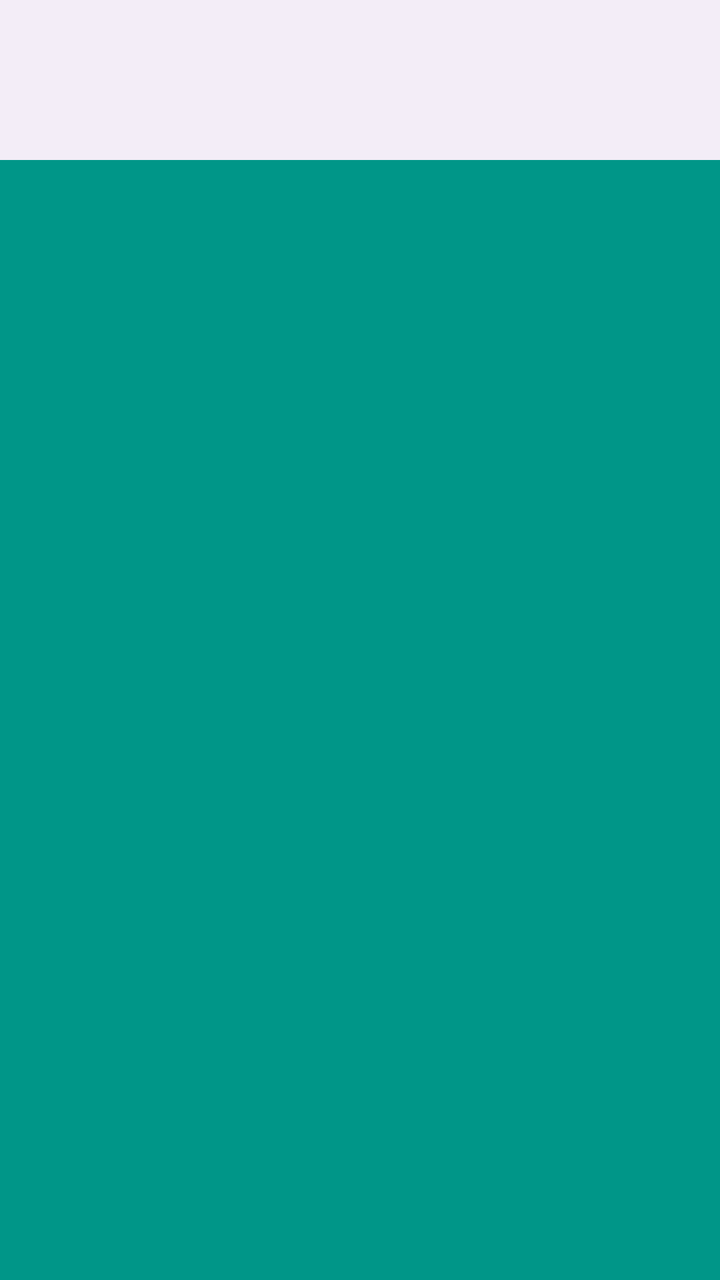
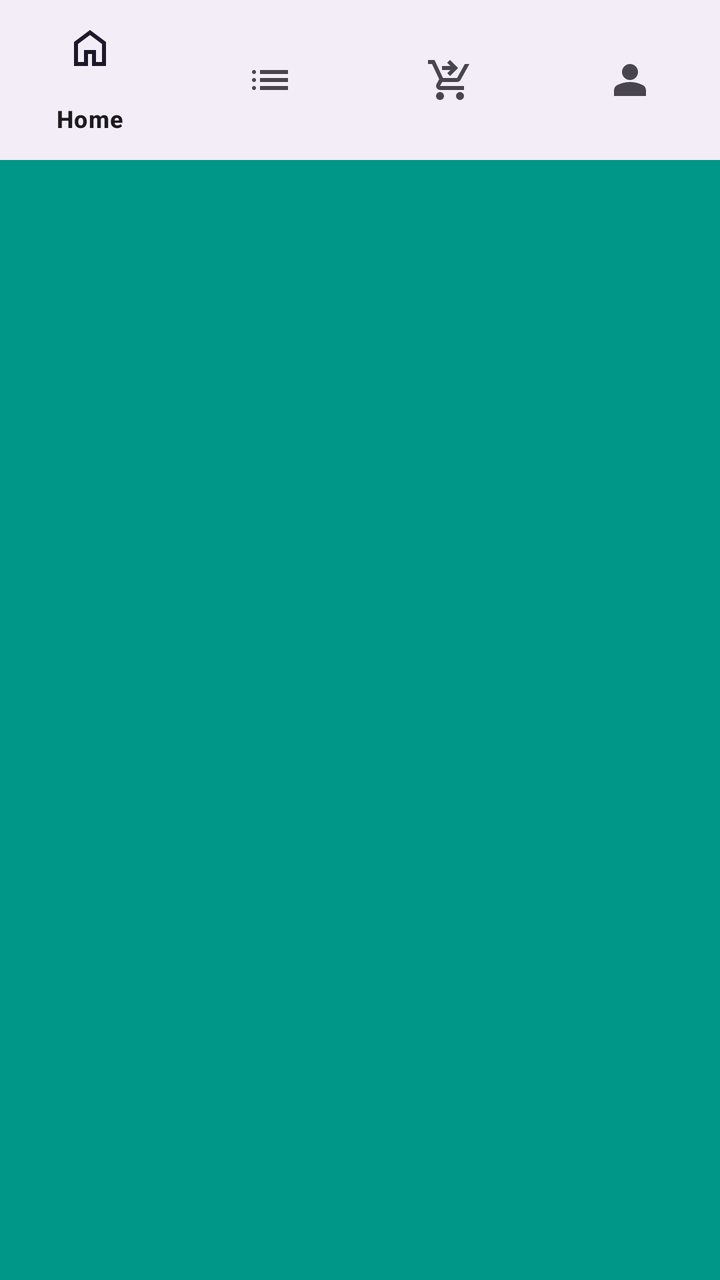

Before-and-after screenshots of an Android layout around one commit, followed by the original layout XML and the change that was made.
<!-- AndroidManifest.xml: application theme Theme.EShop -->
<!-- res/layout/activity_main.xml -->
<?xml version="1.0" encoding="utf-8"?>
<androidx.drawerlayout.widget.DrawerLayout xmlns:android="http://schemas.android.com/apk/res/android"
    xmlns:app="http://schemas.android.com/apk/res-auto"
    xmlns:tools="http://schemas.android.com/tools"
    android:id="@+id/drawerLayout"
    android:layout_width="match_parent"
    android:layout_height="match_parent"
    tools:context=".activity.MainActivity">

    <LinearLayout
        android:layout_width="match_parent"
        android:layout_height="match_parent"
        android:background="#009688"
        android:orientation="vertical">

        <com.google.android.material.bottomnavigation.BottomNavigationView
            android:layout_width="match_parent"
            android:layout_height="wrap_content"
            />

    </LinearLayout>

    <com.google.android.material.navigation.NavigationView
        android:layout_width="match_parent"
        android:layout_height="match_parent"
        android:layout_gravity="start"
        app:headerLayout="@layout/side_nav_header"
        app:menu="@menu/side_nav_menu"
        app:itemIconTint="@color/nav_item_colors"
        app:itemIconSize="25dp"
        />

    


</androidx.drawerlayout.widget.DrawerLayout>
<!-- res/layout/side_nav_header.xml (included above) -->
<?xml version="1.0" encoding="utf-8"?>
<FrameLayout xmlns:android="http://schemas.android.com/apk/res/android"
    xmlns:tools="http://schemas.android.com/tools"
    android:layout_width="match_parent"
    android:layout_height="match_parent">

    <ImageView
        android:layout_width="100dp"
        android:layout_height="100dp"
        android:layout_gravity="bottom"
        android:layout_margin="20dp"
        tools:srcCompact="@tools:sample/avatars"/>

    <TextView
        android:layout_width="wrap_content"
        android:layout_height="wrap_content"
        android:text="Kalhara"
        android:layout_gravity="center_vertical"
        android:layout_marginStart="125dp"/>

    <TextView
        android:layout_width="wrap_content"
        android:layout_height="wrap_content"
        android:layout_gravity="center_vertical"
        android:layout_marginStart="125dp"
        android:layout_marginTop="20dp"
        android:text="kalharaweragoda@gmail.com"/>

</FrameLayout>
<!-- resources referenced by this layout -->
<resources>
  <style name="Theme.EShop" parent="Theme.Material3.DayNight.NoActionBar">
          
          <item name="colorPrimary">@color/purple_500</item>
          <item name="colorPrimaryVariant">@color/purple_700</item>
          <item name="colorOnPrimary">@color/white</item>
          
          <item name="colorSecondary">@color/teal_200</item>
          <item name="colorSecondaryVariant">@color/teal_700</item>
          <item name="colorOnSecondary">@color/black</item>
          
          <item name="android:statusBarColor">?attr/colorPrimaryVariant</item>
          
  
          
          
  
      </style>
  <color name="purple_500">#FF6200EE</color>
  <color name="purple_700">#FF3700B3</color>
  <color name="white">#FFFFFFFF</color>
  <color name="teal_200">#FF03DAC5</color>
  <color name="teal_700">#FF018786</color>
  <color name="black">#FF000000</color>
</resources>

<!-- the commit's change to res/layout/activity_main.xml (unified diff, before → after) -->
@@ -16,6 +16,7 @@
         <com.google.android.material.bottomnavigation.BottomNavigationView
             android:layout_width="match_parent"
             android:layout_height="wrap_content"
+            app:menu="@menu/bottom_nav_menu"
             />
 
     </LinearLayout>
@@ -30,7 +31,6 @@
         app:itemIconSize="25dp"
         />
 
-    
 
 
 </androidx.drawerlayout.widget.DrawerLayout>
